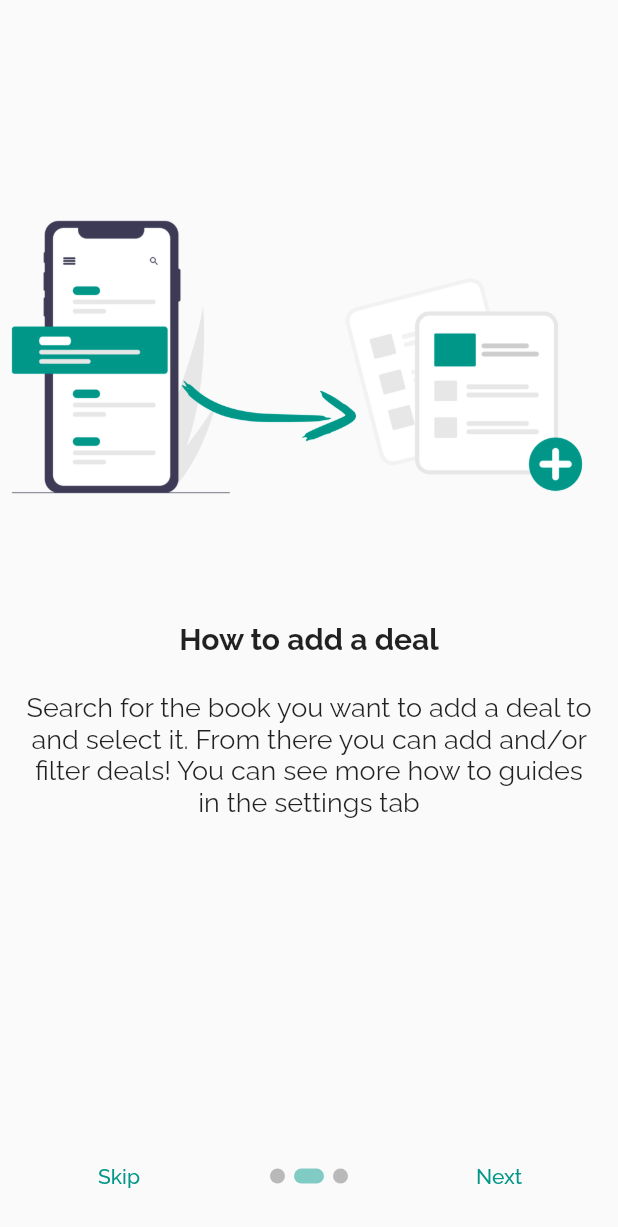
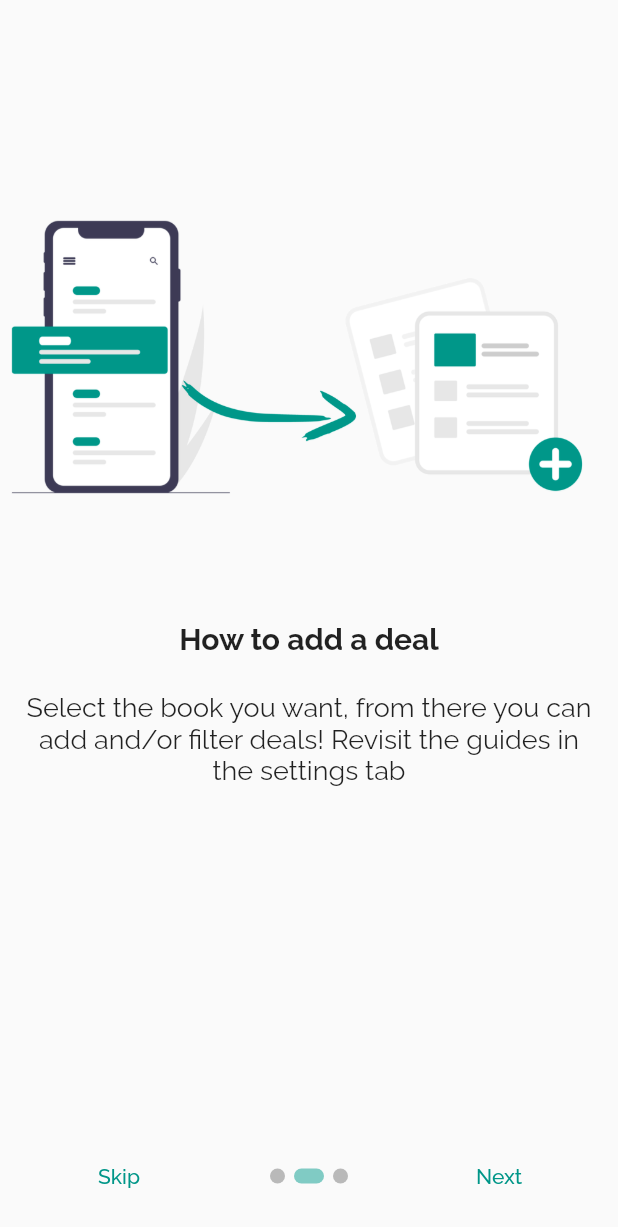
Before and after one commit to sohaibnomanahmed/pensum, a Flutter app: the screen it shows once a user with an empty profile is signed in, swiped to page 2, on a phone screen of 412 x 824 dp. Shown: the top 1227 px of the screen. Run offline on Flutter 3.47's test engine with Material 2 defaults, Android fonts, the phone set to English and light mode, and no system bars; drawn by our look-alikes of introduction_screen; our stand-ins replace cloud_firestore, firebase_auth, firebase_core, firebase_crashlytics, firebase_database, firebase_messaging and 12 more; missing offline and left inert: giphy_picker, new_version, translator; accounts and stored records are empty.

Commit message:
Fix: presence bubble and notification quick fix.

```diff
--- a/lib/authentication/home_page.dart
+++ b/lib/authentication/home_page.dart
@@ -145,7 +145,7 @@ class _HomePageState extends State<HomePage> with WidgetsBindingObserver {
                         color: Colors.red[400],
                         child: Icon(Icons.notifications_rounded))
                     : Icon(Icons.notifications_rounded),
-                label: 'Following'),
+                label: loc.getTranslatedValue('follow_tab_text')),
             BottomNavigationBarItem(
                 icon: Icon(Icons.settings), label: loc.getTranslatedValue('settings_tab_text')),
           ]),
--- a/lib/deals/widgets/deal_item.dart
+++ b/lib/deals/widgets/deal_item.dart
@@ -28,7 +28,7 @@ class DealItem extends StatelessWidget {
                 child:
                     CircleAvatar(backgroundImage: NetworkImage(deal.userImage)),
               ),
-              PresenceBubble(deal.uid, 18)
+              PresenceBubble(deal.uid, PresenceBubble.smallSize)
             ],
           ),
           title: Row(
--- a/lib/localization/languages/en.dart
+++ b/lib/localization/languages/en.dart
@@ -3,7 +3,7 @@ const EN_LANG = {
     'onboarding_page1_title': 'Welcome to Leaf',
     'onboarding_page1_body': 'Search for desired books or authors, see how many deals or followings are available and follow books to get notifications when new deals arrive.',
     'onboarding_page2_title': 'How to add a deal',
-    'onboarding_page2_body': 'Search for the book you want to add a deal to and select it. From there you can add and/or filter deals! You can see more how to guides in the settings tab',
+    'onboarding_page2_body': 'Select the book you want, from there you can add and/or filter deals! Revisit the guides in the settings tab',
     'onboarding_page3_title': 'Done',
     'onboarding_page3_body': 'You are now ready to use the app! if the books you want are not visible, send a request to add them from settings',
     'skip_btn_txt': 'Skip',
@@ -47,6 +47,7 @@ const EN_LANG = {
     'chats_tab_text': 'Chats',
     'profile_tab_text': 'Profile',
     'settings_tab_text': 'Settings',
+    'follow_tab_text': 'Following',
 
     // Books Page
     'book_search_bar_text': 'Search for books or authors',
--- a/lib/localization/languages/nb.dart
+++ b/lib/localization/languages/nb.dart
@@ -3,7 +3,7 @@ const NB_LANG = {
     'onboarding_page1_title': 'Velkommen til Leaf',
     'onboarding_page1_body': 'Søk etter ønskede bøker eller forfattere, se hvor mange tilbud eller følgere som er tilgjengelig og følg bøker for å få notifikasjon når nye tilbud ankommer.',
     'onboarding_page2_title': 'Hvordan legge til et tilbud',
-    'onboarding_page2_body': 'Søk etter boken du ønsker å legge et tilbud for derreter velg boken, fra der kan du legge til tilbud og/eller filtrere tilbudene. Du kan se mer veiledning under instillinger',
+    'onboarding_page2_body': 'Velg boken du ønsker, fra der kan du legge inn tilbud og/eller filtrere tilbudene. Du kan finne veiledningen igjen under instillinger',
     'onboarding_page3_title': 'Ferdig',
     'onboarding_page3_body': 'Du er nå klar til å bruke appen! Hvis boken du er ute etter ikke er synlig, legg inn et ønske om å legge den til fra instillinger',
     'skip_btn_txt': 'Hopp Over',
@@ -47,6 +47,7 @@ const NB_LANG = {
     'chats_tab_text': 'Chat',
     'profile_tab_text': 'Profil',
     'settings_tab_text': 'Instillinger',
+    'follow_tab_text': 'Følger',
 
     // Books Page
     'book_search_bar_text': 'Søk etter forfattere eller bøker',
--- a/lib/messages/widgets/recipient_item.dart
+++ b/lib/messages/widgets/recipient_item.dart
@@ -18,7 +18,7 @@ class RecipientItem extends StatelessWidget {
             child: CircleAvatar(
                 backgroundImage: NetworkImage(recipient.receiverImage)),
           ),
-          PresenceBubble(recipient.rid, 18)
+          PresenceBubble(recipient.rid, PresenceBubble.smallSize)
         ],
       ),
       title: Text(recipient.receiverName,
--- a/lib/notifications/notification_provider.dart
+++ b/lib/notifications/notification_provider.dart
@@ -50,6 +50,9 @@ class NotificationProvider with ChangeNotifier {
         print('Message also contained a notification: ${message.notification}');
       }
 
+      print('Naaaame');
+      print(ModalRoute.of(context)!.settings.name);
+      if (ModalRoute.of(context)!.settings.name != MessagesPage.routeName) {
         if (message.data['type'] == 'message') {
           final id = message.data['id'];
           final name = message.data['name'];
@@ -113,6 +116,7 @@ class NotificationProvider with ChangeNotifier {
                   },
                 )),
           );
+        }
       }
     });
 
--- a/lib/presence/widgets/presence_bubble.dart
+++ b/lib/presence/widgets/presence_bubble.dart
@@ -8,6 +8,8 @@ import 'package:shimmer/shimmer.dart';
 /// a [provider], this is done since this widget is used in profile, chat list, deal list and
 /// chat page and there is no need to send over the same stream through 4 different [providers]
 class PresenceBubble extends StatefulWidget {
+  static const double smallSize = 20;
+  static const double bigSize = 40;
   final String uid;
   final double size;
 
@@ -44,12 +46,12 @@ class _PresenceBubbleState extends State<PresenceBubble> {
         if (presence == null) {
           return CircleAvatar(
             backgroundColor: Colors.red,
-            radius: widget.size / 2,
+            radius: widget.size / 2.2,
           );
         } else if (presence == true) {
           return CircleAvatar(
             backgroundColor: Colors.green,
-            radius: widget.size / 2,
+            radius: widget.size / 2.2,
           );
         } else {
           return Container(
--- a/lib/presence/widgets/timeago_flutter.dart
+++ b/lib/presence/widgets/timeago_flutter.dart
@@ -70,6 +70,8 @@ class Timeago extends TimerRefreshWidget {
 
   @override
   Widget build(BuildContext context) {
+    // Need to add before we can use
+    timeago.setLocaleMessages('nb_NO_short', timeago.NbNoShortMessages());
     final formatted = timeago.format(date!,
         locale: locale, clock: clock, allowFromNow: allowFromNow);
     return builder(context, formatted);
--- a/lib/profile/widgets/profile_image.dart
+++ b/lib/profile/widgets/profile_image.dart
@@ -49,7 +49,7 @@ class ProfileImage extends StatelessWidget {
                         ),
                 child: Icon(Icons.edit),
               )
-            : PresenceBubble(profile.uid, 35)
+            : PresenceBubble(profile.uid, PresenceBubble.bigSize)
       ],
     );
   }
```
Also changed, not shown: lib/messages/messages_page.dart (+22 -2 lines), lib/messages/widgets/message_bar.dart (+8 -5 lines). Lines whose indentation alone changed are shown as unchanged.
